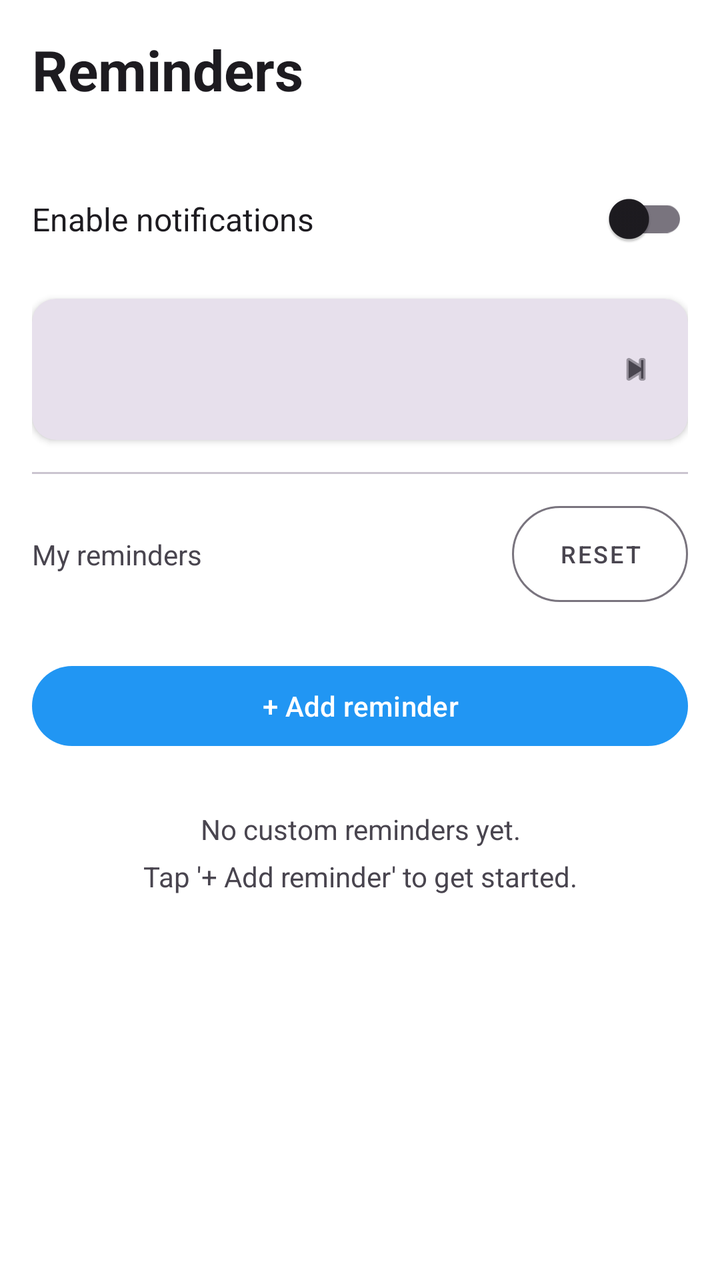
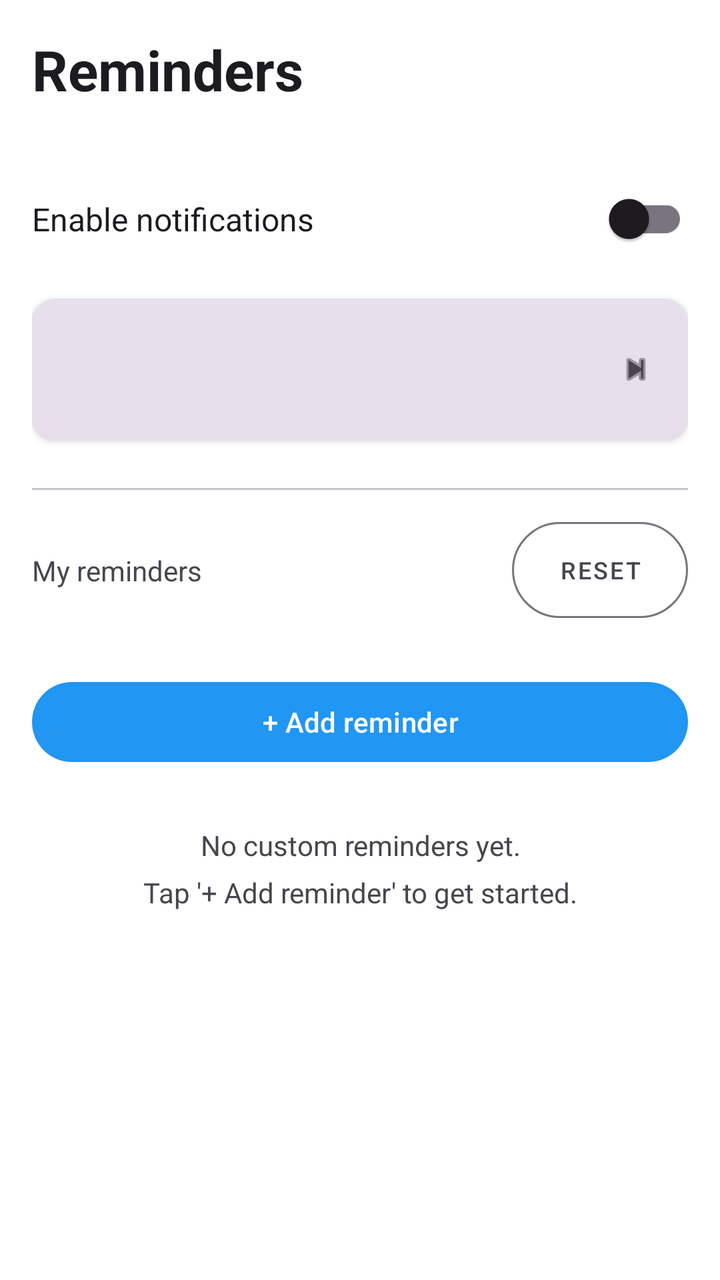

Screens rendered from an Android XML layout before and after an edit, with the pre-edit source and the edit as a unified diff.
<!-- AndroidManifest.xml: application theme Theme.WaterReminder -->
<!-- res/layout/fragment_reminders.xml -->
<?xml version="1.0" encoding="utf-8"?>
<androidx.core.widget.NestedScrollView xmlns:android="http://schemas.android.com/apk/res/android"
    xmlns:app="http://schemas.android.com/apk/res-auto"
    android:layout_width="match_parent"
    android:layout_height="match_parent"
    android:background="@color/page_background">

    <androidx.constraintlayout.widget.ConstraintLayout
        android:layout_width="match_parent"
        android:layout_height="match_parent"
        android:padding="16dp">

        <TextView
            android:id="@+id/title_reminders"
            android:layout_width="0dp"
            android:layout_height="wrap_content"
            android:text="Reminders"
            android:textSize="28sp"
            android:textStyle="bold"
            android:textColor="?attr/colorOnSurface"
            app:layout_constraintEnd_toEndOf="parent"
            app:layout_constraintStart_toStartOf="parent"
            app:layout_constraintTop_toTopOf="parent" />

        
        <TextView
            android:id="@+id/label_notifications"
            android:layout_width="0dp"
            android:layout_height="wrap_content"
            android:layout_marginTop="32dp"
            android:text="Enable notifications"
            android:textSize="16sp"
            android:textColor="?attr/colorOnSurface"
            app:layout_constraintBottom_toBottomOf="@id/switch_notifications"
            app:layout_constraintStart_toStartOf="parent"
            app:layout_constraintTop_toBottomOf="@id/title_reminders" />

        <com.google.android.material.switchmaterial.SwitchMaterial
            android:id="@+id/switch_notifications"
            android:layout_width="wrap_content"
            android:layout_height="wrap_content"
            android:layout_marginTop="32dp"
            app:layout_constraintEnd_toEndOf="parent"
            app:layout_constraintTop_toBottomOf="@id/title_reminders" />

        <include
            android:id="@+id/row_stop_on_goal"
            layout="@layout/item_settings_row"
            android:layout_width="0dp"
            android:layout_height="wrap_content"
            android:layout_marginTop="16dp"
            app:layout_constraintEnd_toEndOf="parent"
            app:layout_constraintStart_toStartOf="parent"
            app:layout_constraintTop_toBottomOf="@id/switch_notifications" />

        <View
            android:id="@+id/divider"
            android:layout_width="0dp"
            android:layout_height="1dp"
            android:layout_marginTop="16dp"
            android:background="?attr/colorOutlineVariant"
            app:layout_constraintEnd_toEndOf="parent"
            app:layout_constraintStart_toStartOf="parent"
            app:layout_constraintTop_toBottomOf="@id/row_stop_on_goal" />

        
        <TextView
            android:id="@+id/label_reminders"
            android:layout_width="0dp"
            android:layout_height="wrap_content"
            android:layout_marginTop="16dp"
            android:text="My reminders"
            android:textSize="14sp"
            android:textColor="?attr/colorOnSurfaceVariant"
            app:layout_constraintEnd_toStartOf="@id/button_reset_reminders"
            app:layout_constraintStart_toStartOf="parent"
            app:layout_constraintTop_toBottomOf="@id/divider"
            app:layout_constraintBottom_toBottomOf="@id/button_reset_reminders" />

        <com.google.android.material.button.MaterialButton
            android:id="@+id/button_reset_reminders"
            android:layout_width="wrap_content"
            android:layout_height="wrap_content"
            android:layout_marginTop="16dp"
            android:text="Reset"
            android:textSize="12sp"
            style="@style/Widget.MaterialComponents.Button.OutlinedButton"
            app:cornerRadius="24dp"
            app:strokeColor="?attr/colorOutline"
            android:textColor="?attr/colorOnSurfaceVariant"
            android:paddingStart="12dp"
            android:paddingEnd="12dp"
            android:insetTop="0dp"
            android:insetBottom="0dp"
            app:layout_constraintEnd_toEndOf="parent"
            app:layout_constraintTop_toBottomOf="@id/divider" />

        <com.google.android.material.button.MaterialButton
            android:id="@+id/button_add_reminder"
            android:layout_width="0dp"
            android:layout_height="wrap_content"
            android:layout_marginTop="28dp"
            android:text="+ Add reminder"
            app:backgroundTint="@color/brand_blue"
            app:cornerRadius="24dp"
            app:layout_constraintEnd_toEndOf="parent"
            app:layout_constraintStart_toStartOf="parent"
            app:layout_constraintTop_toBottomOf="@id/button_reset_reminders" />

        
        <LinearLayout
            android:id="@+id/legend_swipe"
            android:layout_width="0dp"
            android:layout_height="wrap_content"
            android:layout_marginTop="14dp"
            android:gravity="center"
            android:orientation="horizontal"
            android:visibility="gone"
            app:layout_constraintEnd_toEndOf="parent"
            app:layout_constraintStart_toStartOf="parent"
            app:layout_constraintTop_toBottomOf="@id/button_add_reminder">

            
            <LinearLayout
                android:id="@+id/legend_edit"
                android:layout_width="wrap_content"
                android:layout_height="wrap_content"
                android:layout_marginEnd="8dp"
                android:background="@drawable/bg_type_chip"
                android:backgroundTint="@color/swipe_edit_bg"
                android:contentDescription="@string/reminders_legend_edit_desc"
                android:focusable="true"
                android:gravity="center_vertical"
                android:orientation="horizontal"
                android:paddingStart="10dp"
                android:paddingEnd="10dp"
                android:paddingTop="6dp"
                android:paddingBottom="6dp">

                <ImageView
                    android:layout_width="16dp"
                    android:layout_height="16dp"
                    android:layout_marginEnd="6dp"
                    android:importantForAccessibility="no"
                    android:src="@android:drawable/ic_menu_edit"
                    android:tint="@color/white" />

                <TextView
                    android:layout_width="wrap_content"
                    android:layout_height="wrap_content"
                    android:layout_marginEnd="6dp"
                    android:importantForAccessibility="no"
                    android:text="@string/reminders_legend_edit"
                    android:textColor="@color/white"
                    android:textSize="12sp"
                    android:textStyle="bold" />

                <ImageView
                    android:layout_width="16dp"
                    android:layout_height="16dp"
                    android:importantForAccessibility="no"
                    android:src="@drawable/ic_arrow_forward"
                    android:tint="@color/white" />

            </LinearLayout>

            
            <LinearLayout
                android:id="@+id/legend_delete"
                android:layout_width="wrap_content"
                android:layout_height="wrap_content"
                android:background="@drawable/bg_type_chip"
                android:backgroundTint="@color/brand_red"
                android:contentDescription="@string/reminders_legend_delete_desc"
                android:focusable="true"
                android:gravity="center_vertical"
                android:orientation="horizontal"
                android:paddingStart="10dp"
                android:paddingEnd="10dp"
                android:paddingTop="6dp"
                android:paddingBottom="6dp">

                <ImageView
                    android:layout_width="16dp"
                    android:layout_height="16dp"
                    android:layout_marginEnd="6dp"
                    android:importantForAccessibility="no"
                    android:src="@drawable/ic_arrow_back"
                    android:tint="@color/white" />

                <TextView
                    android:layout_width="wrap_content"
                    android:layout_height="wrap_content"
                    android:layout_marginEnd="6dp"
                    android:importantForAccessibility="no"
                    android:text="@string/reminders_legend_delete"
                    android:textColor="@color/white"
                    android:textSize="12sp"
                    android:textStyle="bold" />

                <ImageView
                    android:layout_width="16dp"
                    android:layout_height="16dp"
                    android:importantForAccessibility="no"
                    android:src="@android:drawable/ic_menu_delete"
                    android:tint="@color/white" />

            </LinearLayout>

        </LinearLayout>

        <LinearLayout
            android:id="@+id/container_reminders"
            android:layout_width="0dp"
            android:layout_height="wrap_content"
            android:layout_marginTop="12dp"
            android:orientation="vertical"
            app:layout_constraintEnd_toEndOf="parent"
            app:layout_constraintStart_toStartOf="parent"
            app:layout_constraintTop_toBottomOf="@id/legend_swipe" />

        <TextView
            android:id="@+id/text_no_reminders"
            android:layout_width="0dp"
            android:layout_height="wrap_content"
            android:layout_marginTop="16dp"
            android:gravity="center"
            android:text="No custom reminders yet.\nTap '+ Add reminder' to get started."
            android:textColor="?attr/colorOnSurfaceVariant"
            android:textSize="14sp"
            android:lineSpacingMultiplier="1.4"
            app:layout_constraintEnd_toEndOf="parent"
            app:layout_constraintStart_toStartOf="parent"
            app:layout_constraintTop_toBottomOf="@id/container_reminders" />

    </androidx.constraintlayout.widget.ConstraintLayout>
</androidx.core.widget.NestedScrollView>
<!-- res/layout/item_settings_row.xml (included above) -->
<?xml version="1.0" encoding="utf-8"?>
<androidx.cardview.widget.CardView xmlns:android="http://schemas.android.com/apk/res/android"
    xmlns:app="http://schemas.android.com/apk/res-auto"
    android:layout_width="match_parent"
    android:layout_height="wrap_content"
    app:cardCornerRadius="12dp"
    app:cardElevation="2dp"
    app:cardBackgroundColor="?attr/colorSurfaceVariant">

    <LinearLayout
        android:id="@+id/row_container"
        android:layout_width="match_parent"
        android:layout_height="wrap_content"
        android:orientation="horizontal"
        android:gravity="center_vertical"
        android:padding="16dp"
        android:background="?attr/selectableItemBackground"
        android:clickable="true"
        android:focusable="true">

        <ImageView
            android:id="@+id/row_icon"
            android:layout_width="24dp"
            android:layout_height="24dp"
            android:layout_marginEnd="16dp"
            android:tint="@color/brand_blue"
            android:importantForAccessibility="no" />

        <LinearLayout
            android:layout_width="0dp"
            android:layout_height="wrap_content"
            android:layout_weight="1"
            android:orientation="vertical">

            <TextView
                android:id="@+id/row_title"
                android:layout_width="wrap_content"
                android:layout_height="wrap_content"
                android:textColor="?attr/colorOnSurface"
                android:textSize="15sp" />

            <TextView
                android:id="@+id/row_subtitle"
                android:layout_width="wrap_content"
                android:layout_height="wrap_content"
                android:layout_marginTop="2dp"
                android:textColor="?attr/colorOnSurfaceVariant"
                android:textSize="12sp" />

        </LinearLayout>

        <ImageView
            android:id="@+id/row_chevron"
            android:layout_width="20dp"
            android:layout_height="20dp"
            android:src="@android:drawable/ic_media_next"
            android:tint="?attr/colorOnSurfaceVariant"
            android:importantForAccessibility="no" />

    </LinearLayout>

</androidx.cardview.widget.CardView>
<!-- resources referenced by this layout -->
<resources>
  <color name="brand_blue">#2196F3</color>
  <color name="brand_red">#F44336</color>
  <color name="page_background">#FFFFFF</color>
  <color name="swipe_edit_bg">#888888</color>
  <color name="white">#FFFFFFFF</color>
  <!-- drawable bg_type_chip (drawable) -->
  <?xml version="1.0" encoding="utf-8"?>
  <shape xmlns:android="http://schemas.android.com/apk/res/android"
      android:shape="rectangle">
      <solid android:color="#2196F3" />
      <corners android:radius="24dp" />
  </shape>
  <!-- drawable ic_arrow_back (drawable) -->
  <?xml version="1.0" encoding="utf-8"?>
  <vector xmlns:android="http://schemas.android.com/apk/res/android"
      android:width="24dp"
      android:height="24dp"
      android:viewportWidth="24"
      android:viewportHeight="24">
      <path
          android:fillColor="#FFFFFF"
          android:pathData="M20,11H7.83l5.59,-5.59L12,4l-8,8l8,8l1.41,-1.41L7.83,13H20V11z" />
  </vector>
  <!-- drawable ic_arrow_forward (drawable) -->
  <?xml version="1.0" encoding="utf-8"?>
  <vector xmlns:android="http://schemas.android.com/apk/res/android"
      android:width="24dp"
      android:height="24dp"
      android:viewportWidth="24"
      android:viewportHeight="24">
      <path
          android:fillColor="#FFFFFF"
          android:pathData="M4,11L16.17,11L10.58,5.41L12,4L20,12L12,20L10.59,18.59L16.17,13L4,13Z" />
  </vector>
  <string name="reminders_legend_delete">Delete</string>
  <string name="reminders_legend_delete_desc">Swipe a reminder left to delete it</string>
  <string name="reminders_legend_edit">Edit</string>
  <string name="reminders_legend_edit_desc">Swipe a reminder right to edit it</string>
  <style name="Theme.WaterReminder" parent="Base.Theme.WaterReminder" />
  <style name="Base.Theme.WaterReminder" parent="Theme.Material3.DayNight.NoActionBar">
          
          
      </style>
</resources>

<!-- the commit's change to res/layout/fragment_reminders.xml (unified diff, before → after) -->
@@ -53,6 +53,17 @@
             app:layout_constraintStart_toStartOf="parent"
             app:layout_constraintTop_toBottomOf="@id/switch_notifications" />
 
+        
+        <LinearLayout
+            android:id="@+id/container_default_reminder"
+            android:layout_width="0dp"
+            android:layout_height="wrap_content"
+            android:layout_marginTop="8dp"
+            android:orientation="vertical"
+            app:layout_constraintEnd_toEndOf="parent"
+            app:layout_constraintStart_toStartOf="parent"
+            app:layout_constraintTop_toBottomOf="@id/row_stop_on_goal" />
+
         <View
             android:id="@+id/divider"
             android:layout_width="0dp"
@@ -61,7 +72,7 @@
             android:background="?attr/colorOutlineVariant"
             app:layout_constraintEnd_toEndOf="parent"
             app:layout_constraintStart_toStartOf="parent"
-            app:layout_constraintTop_toBottomOf="@id/row_stop_on_goal" />
+            app:layout_constraintTop_toBottomOf="@id/container_default_reminder" />
 
         
         <TextView
@@ -107,18 +118,50 @@
             app:layout_constraintStart_toStartOf="parent"
             app:layout_constraintTop_toBottomOf="@id/button_reset_reminders" />
 
+        <LinearLayout
+            android:id="@+id/container_reminders"
+            android:layout_width="0dp"
+            android:layout_height="wrap_content"
+            android:layout_marginTop="12dp"
+            android:orientation="vertical"
+            app:layout_constraintEnd_toEndOf="parent"
+            app:layout_constraintStart_toStartOf="parent"
+            app:layout_constraintTop_toBottomOf="@id/button_add_reminder" />
+
+        <TextView
+            android:id="@+id/text_no_reminders"
+            android:layout_width="0dp"
+            android:layout_height="wrap_content"
+            android:layout_marginTop="16dp"
+            android:gravity="center"
+            android:text="No custom reminders yet.\nTap '+ Add reminder' to get started."
+            android:textColor="?attr/colorOnSurfaceVariant"
+            android:textSize="14sp"
+            android:lineSpacingMultiplier="1.4"
+            app:layout_constraintEnd_toEndOf="parent"
+            app:layout_constraintStart_toStartOf="parent"
+            app:layout_constraintTop_toBottomOf="@id/container_reminders" />
+
         
         <LinearLayout
             android:id="@+id/legend_swipe"
             android:layout_width="0dp"
             android:layout_height="wrap_content"
-            android:layout_marginTop="14dp"
+            android:layout_marginTop="20dp"
             android:gravity="center"
             android:orientation="horizontal"
             android:visibility="gone"
             app:layout_constraintEnd_toEndOf="parent"
             app:layout_constraintStart_toStartOf="parent"
-            app:layout_constraintTop_toBottomOf="@id/button_add_reminder">
+            app:layout_constraintTop_toBottomOf="@id/text_no_reminders">
+
+            <ImageView
+                android:layout_width="16dp"
+                android:layout_height="16dp"
+                android:layout_marginEnd="8dp"
+                android:importantForAccessibility="no"
+                android:src="@drawable/ic_info"
+                android:tint="?attr/colorOnSurfaceVariant" />
 
             
             <LinearLayout
@@ -209,30 +252,6 @@
 
         </LinearLayout>
 
-        <LinearLayout
-            android:id="@+id/container_reminders"
-            android:layout_width="0dp"
-            android:layout_height="wrap_content"
-            android:layout_marginTop="12dp"
-            android:orientation="vertical"
-            app:layout_constraintEnd_toEndOf="parent"
-            app:layout_constraintStart_toStartOf="parent"
-            app:layout_constraintTop_toBottomOf="@id/legend_swipe" />
-
-        <TextView
-            android:id="@+id/text_no_reminders"
-            android:layout_width="0dp"
-            android:layout_height="wrap_content"
-            android:layout_marginTop="16dp"
-            android:gravity="center"
-            android:text="No custom reminders yet.\nTap '+ Add reminder' to get started."
-            android:textColor="?attr/colorOnSurfaceVariant"
-            android:textSize="14sp"
-            android:lineSpacingMultiplier="1.4"
-            app:layout_constraintEnd_toEndOf="parent"
-            app:layout_constraintStart_toStartOf="parent"
-            app:layout_constraintTop_toBottomOf="@id/container_reminders" />
-
     </androidx.constraintlayout.widget.ConstraintLayout>
 </androidx.core.widget.NestedScrollView>
 <!-- res/layout/item_settings_row.xml (included above) -->
<!-- resource entries referenced after the edit -->
@@ -34,6 +34,17 @@
           android:fillColor="#FFFFFF"
           android:pathData="M4,11L16.17,11L10.58,5.41L12,4L20,12L12,20L10.59,18.59L16.17,13L4,13Z" />
   </vector>
+  <!-- drawable ic_info (drawable) -->
+  <?xml version="1.0" encoding="utf-8"?>
+  <vector xmlns:android="http://schemas.android.com/apk/res/android"
+      android:width="24dp"
+      android:height="24dp"
+      android:viewportWidth="24"
+      android:viewportHeight="24">
+      <path
+          android:fillColor="#FFFFFF"
+          android:pathData="M11,7h2v2h-2V7zM11,11h2v6h-2V11zM12,2C6.48,2 2,6.48 2,12s4.48,10 10,10 10,-4.48 10,-10S17.52,2 12,2zM12,20c-4.41,0 -8,-3.59 -8,-8s3.59,-8 8,-8 8,3.59 8,8 -3.59,8 -8,8z" />
+  </vector>
   <string name="reminders_legend_delete">Delete</string>
   <string name="reminders_legend_delete_desc">Swipe a reminder left to delete it</string>
   <string name="reminders_legend_edit">Edit</string>
